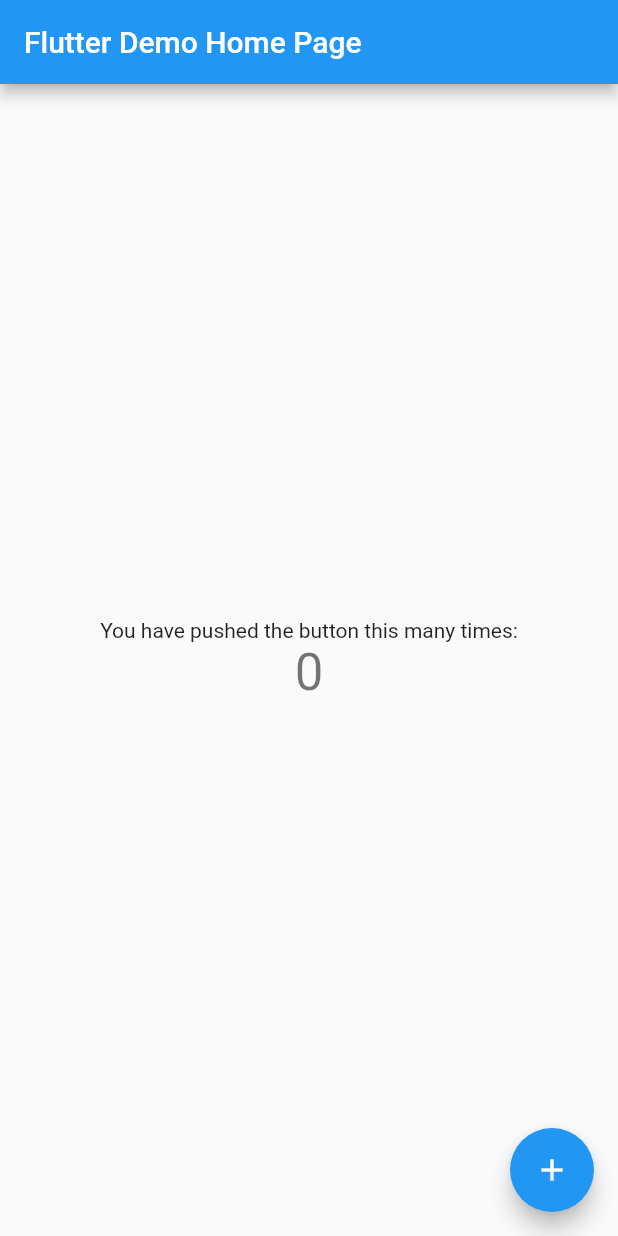
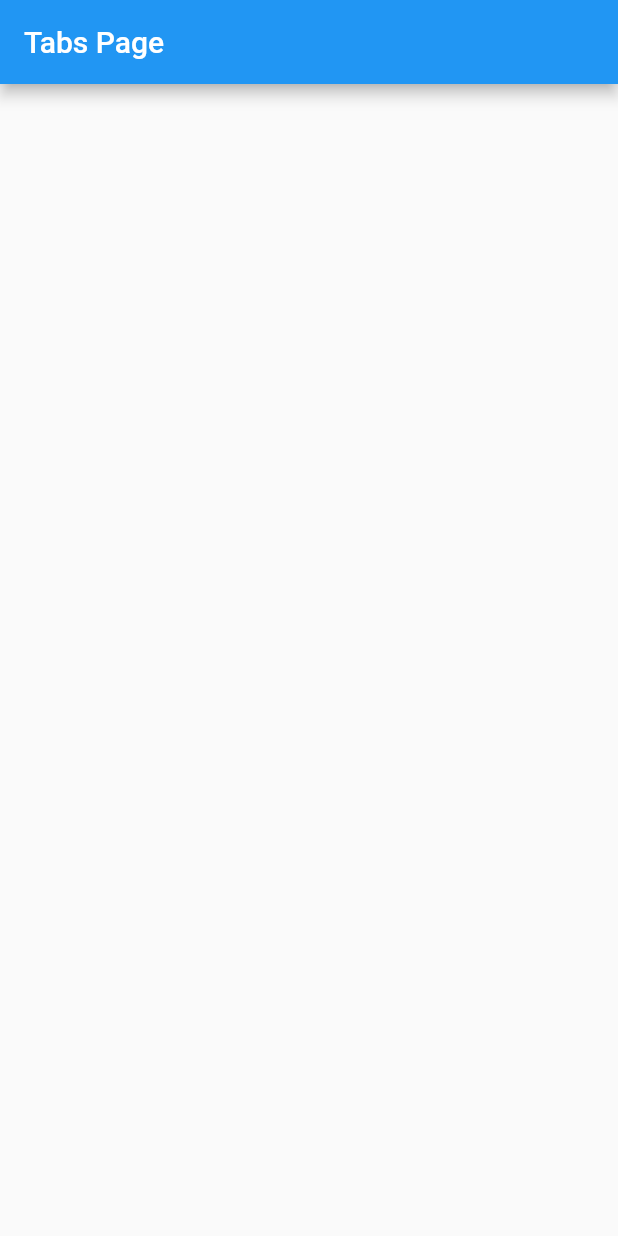
Before and after one commit to dave-hongk/flutter_bloc_tabs_page, a Flutter app: the screen it shows after launch, on a phone screen of 412 x 824 dp. Run offline on Flutter 3.47's test engine with Material 2 defaults, Android fonts, the phone set to English and light mode, and no system bars; our stand-ins replace bloc, built_collection, built_value, flutter_bloc.

Commit message:
Added TabsPage that injects TabsCubit and displays TabsForm.

```diff
--- a/lib/main.dart
+++ b/lib/main.dart
@@ -1,115 +1,10 @@
 import 'package:flutter/material.dart';
+import 'package:flutter_bloc_tabs_page/src/view/tabs_page.dart';
 
 void main() {
-  runApp(const MyApp());
+  runApp(const MaterialApp(
+    title: 'Flutter Bloc Tabs Page',
+    home: TabsPage(),
+  ));
+  //runApp(const MyApp());
 }
-
-class MyApp extends StatelessWidget {
-  const MyApp({Key? key}) : super(key: key);
-
-  // This widget is the root of your application.
-  @override
-  Widget build(BuildContext context) {
-    return MaterialApp(
-      title: 'Flutter Demo',
-      theme: ThemeData(
-        // This is the theme of your application.
-        //
-        // Try running your application with "flutter run". You'll see the
-        // application has a blue toolbar. Then, without quitting the app, try
-        // changing the primarySwatch below to Colors.green and then invoke
-        // "hot reload" (press "r" in the console where you ran "flutter run",
-        // or simply save your changes to "hot reload" in a Flutter IDE).
-        // Notice that the counter didn't reset back to zero; the application
-        // is not restarted.
-        primarySwatch: Colors.blue,
-      ),
-      home: const MyHomePage(title: 'Flutter Demo Home Page'),
-    );
-  }
-}
-
-class MyHomePage extends StatefulWidget {
-  const MyHomePage({Key? key, required this.title}) : super(key: key);
-
-  // This widget is the home page of your application. It is stateful, meaning
-  // that it has a State object (defined below) that contains fields that affect
-  // how it looks.
-
-  // This class is the configuration for the state. It holds the values (in this
-  // case the title) provided by the parent (in this case the App widget) and
-  // used by the build method of the State. Fields in a Widget subclass are
-  // always marked "final".
-
-  final String title;
-
-  @override
-  State<MyHomePage> createState() => _MyHomePageState();
-}
-
-class _MyHomePageState extends State<MyHomePage> {
-  int _counter = 0;
-
-  void _incrementCounter() {
-    setState(() {
-      // This call to setState tells the Flutter framework that something has
-      // changed in this State, which causes it to rerun the build method below
-      // so that the display can reflect the updated values. If we changed
-      // _counter without calling setState(), then the build method would not be
-      // called again, and so nothing would appear to happen.
-      _counter++;
-    });
-  }
-
-  @override
-  Widget build(BuildContext context) {
-    // This method is rerun every time setState is called, for instance as done
-    // by the _incrementCounter method above.
-    //
-    // The Flutter framework has been optimized to make rerunning build methods
-    // fast, so that you can just rebuild anything that needs updating rather
-    // than having to individually change instances of widgets.
-    return Scaffold(
-      appBar: AppBar(
-        // Here we take the value from the MyHomePage object that was created by
-        // the App.build method, and use it to set our appbar title.
-        title: Text(widget.title),
-      ),
-      body: Center(
-        // Center is a layout widget. It takes a single child and positions it
-        // in the middle of the parent.
-        child: Column(
-          // Column is also a layout widget. It takes a list of children and
-          // arranges them vertically. By default, it sizes itself to fit its
-          // children horizontally, and tries to be as tall as its parent.
-          //
-          // Invoke "debug painting" (press "p" in the console, choose the
-          // "Toggle Debug Paint" action from the Flutter Inspector in Android
-          // Studio, or the "Toggle Debug Paint" command in Visual Studio Code)
-          // to see the wireframe for each widget.
-          //
-          // Column has various properties to control how it sizes itself and
-          // how it positions its children. Here we use mainAxisAlignment to
-          // center the children vertically; the main axis here is the vertical
-          // axis because Columns are vertical (the cross axis would be
-          // horizontal).
-          mainAxisAlignment: MainAxisAlignment.center,
-          children: <Widget>[
-            const Text(
-              'You have pushed the button this many times:',
-            ),
-            Text(
-              '$_counter',
-              style: Theme.of(context).textTheme.headline4,
-            ),
-          ],
-        ),
-      ),
-      floatingActionButton: FloatingActionButton(
-        onPressed: _incrementCounter,
-        tooltip: 'Increment',
-        child: const Icon(Icons.add),
-      ), // This trailing comma makes auto-formatting nicer for build methods.
-    );
-  }
-}
--- /dev/null
+++ b/lib/src/view/tabs_form.dart
@@ -0,0 +1,15 @@
+import 'package:flutter/material.dart';
+
+class TabsForm extends StatelessWidget {
+  const TabsForm({Key? key}) : super(key: key);
+
+  @override
+  Widget build(BuildContext context) {
+    return Scaffold(
+      appBar: AppBar(
+        title: const Text('Tabs Page'),
+      ),
+      body: Container(),
+    );
+  }
+}
--- /dev/null
+++ b/lib/src/view/tabs_page.dart
@@ -0,0 +1,16 @@
+import 'package:flutter/material.dart';
+import 'package:flutter_bloc/flutter_bloc.dart';
+import 'package:flutter_bloc_tabs_page/src/bloc/tabs_cubit.dart';
+import 'package:flutter_bloc_tabs_page/src/view/tabs_form.dart';
+
+class TabsPage extends StatelessWidget {
+  const TabsPage({Key? key}) : super(key: key);
+
+  @override
+  Widget build(BuildContext context) {
+    return BlocProvider<TabsCubit>(
+        create: (_) => TabsCubit(),
+      child: const TabsForm(),
+    );
+  }
+}
--- a/pubspec.yaml
+++ b/pubspec.yaml
@@ -31,6 +31,7 @@ dependencies:
   built_value:
   flutter:
     sdk: flutter
+  flutter_bloc:
 
 
   # The following adds the Cupertino Icons font to your application.
```
